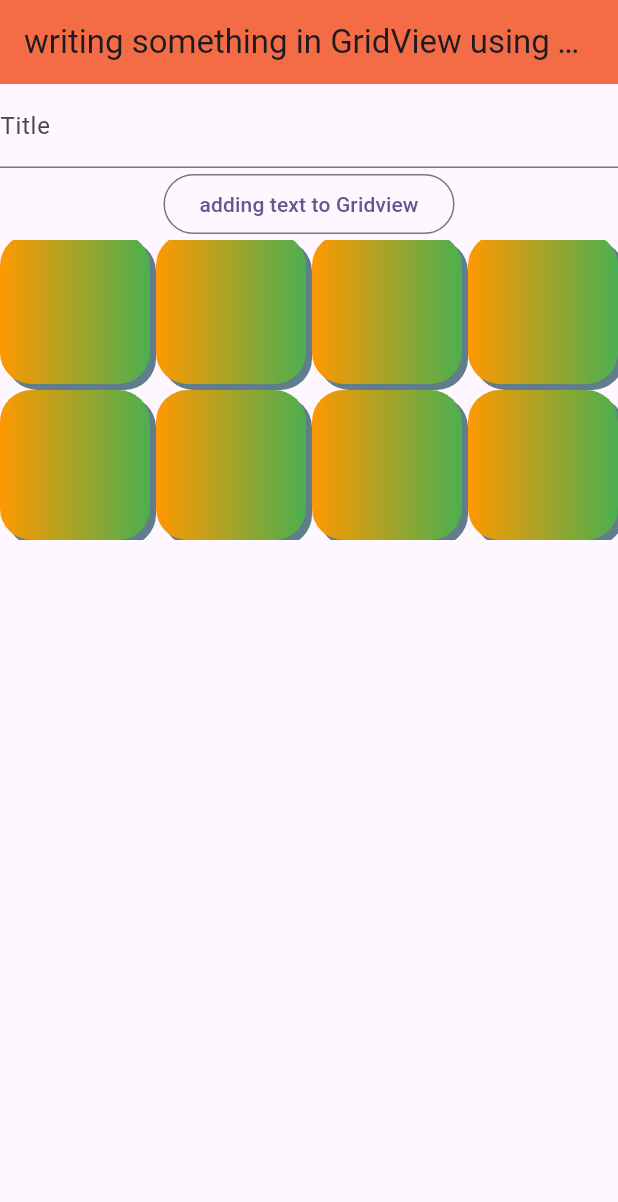
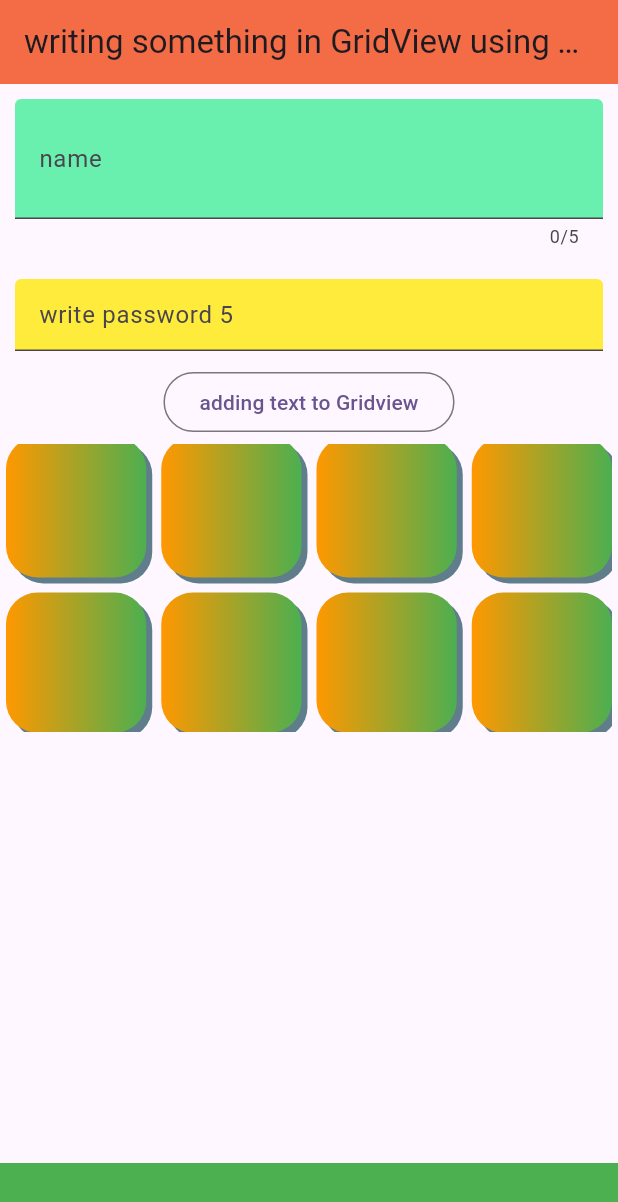
Before and after one commit to UniteacherDrRaed/example_textfield, a Flutter app: the screen it shows after launch, scrolled down 108 dp, after a tap on "adding text to Gridview", on a phone screen of 412 x 824 dp. Shown: the top 1202 px of the screen. Run offline on Flutter 3.47's test engine with Material 2 defaults, Android fonts, the phone set to English and light mode, and no system bars.

Commit message:
second edittext

```diff
--- a/lib/pageone.dart
+++ b/lib/pageone.dart
@@ -6,6 +6,8 @@ class PageOne extends StatefulWidget {
   @override
   State<PageOne> createState() => _PageOneState();
 }
+String contentOfTextfield2="";
+TextEditingController tc2=TextEditingController();
 String contentItemInGridView="iitem";
 TextEditingController textEditingController =TextEditingController();
 class _PageOneState extends State<PageOne> {
@@ -18,12 +20,40 @@ class _PageOneState extends State<PageOne> {
       ),
       body: Column(
         children: [
-          TextField(
-            decoration: const InputDecoration(labelText: 'Title'),
+          Padding(
+            padding: const EdgeInsets.all(10),
+            child: TextField(
+             maxLength: 5,
+             maxLines: 2,
+              controller: textEditingController,
+             decoration:const InputDecoration(
+              fillColor: Colors.greenAccent,
+              filled:true,
+              label: Text("name"),
+              hintText: "write a word of length 5",
+             ),
+            ),
+          ),
+          Padding(
+            padding: const EdgeInsets.all(10),
+            child: TextField(
+              obscureText:true,
+              decoration:const InputDecoration(
 
-            controller: textEditingController,
+              fillColor: Colors.yellow,
+              filled:true,
 
-          ),
+              hintText: "write password 5",
+             ),
+
+              controller: tc2,
+              onChanged: (value) => setState(() {
+                contentOfTextfield2=value;
+
+              }),
+            ),
+          )
+          ,
           OutlinedButton(
             onPressed: ()
             {
@@ -31,16 +61,22 @@ class _PageOneState extends State<PageOne> {
                contentItemInGridView=textEditingController.text;
 
               });
+              ScaffoldMessenger.of(context).
+              showSnackBar(
+                SnackBar(content: Text(contentOfTextfield2,
+                style: const TextStyle(color: Colors.white),),
+                backgroundColor: Colors.green,));
             },
              child:const Text("adding text to Gridview"))
           ,
           Container(
+            padding: const EdgeInsets.all(4),
             height: 200,
             child: GridView.builder(
             itemCount: 12,
             gridDelegate:const SliverGridDelegateWithFixedCrossAxisCount(crossAxisCount: 4,
-            mainAxisSpacing: 4,
-            crossAxisSpacing: 4) ,
+            mainAxisSpacing: 10,
+            crossAxisSpacing: 10) ,
             itemBuilder: ( (context, index) =>
             Container(
               decoration: BoxDecoration(
@@ -56,7 +92,10 @@ class _PageOneState extends State<PageOne> {
                   Colors.green
                 ])
               ),
-              child: Text(contentItemInGridView),
+              child: Center(
+                child: Text(contentItemInGridView,
+                style: TextStyle(fontSize: 14,color: Colors.white),),
+              ),
             ))),
           ),
         ],
```
